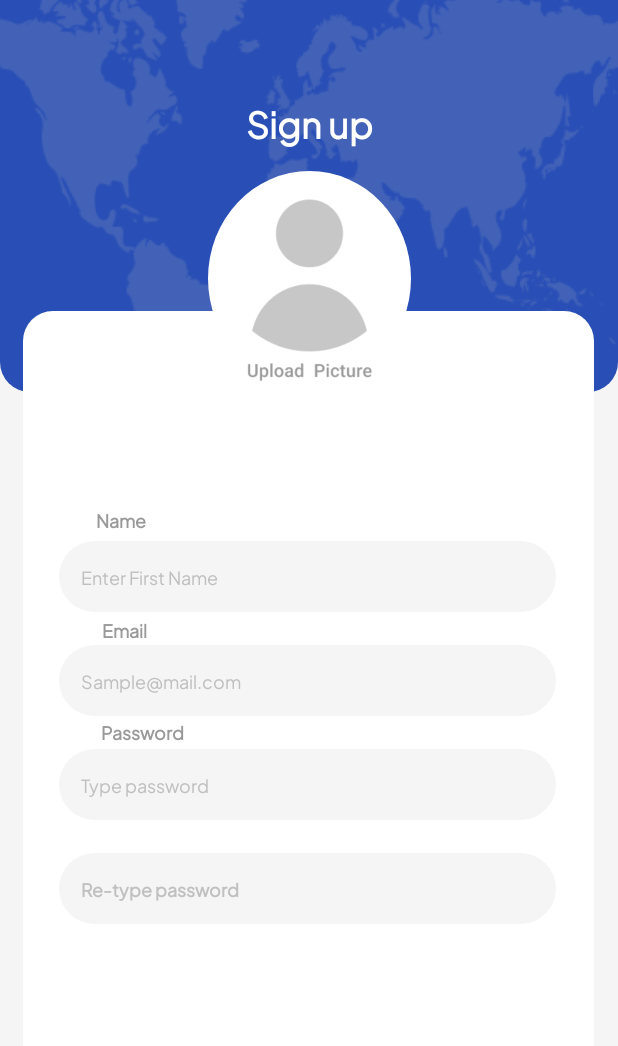
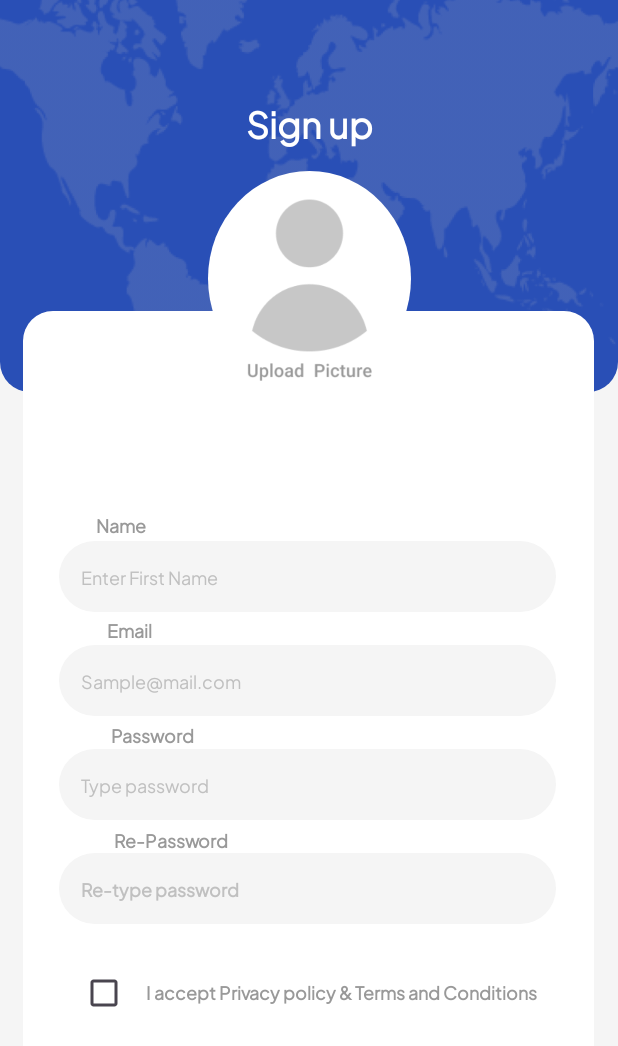
Before and after one commit to alimbeker/CrimeApp, an Android app: the fragment LoginFragment shown on its own in the app's theme, on a phone screen of 412 x 824 dp. Shown: the top 1046 px of the screen. Run offline under Robolectric (Android 15) with nearby library versions, the phone set to English and light mode, and no system bars.

Commit message:
make fragment_login

```diff
--- a/app/src/main/res/layout/fragment_login.xml
+++ b/app/src/main/res/layout/fragment_login.xml
@@ -1,9 +1,9 @@
 <?xml version="1.0" encoding="utf-8"?>
 <androidx.constraintlayout.widget.ConstraintLayout xmlns:android="http://schemas.android.com/apk/res/android"
+    xmlns:app="http://schemas.android.com/apk/res-auto"
     xmlns:tools="http://schemas.android.com/tools"
     android:layout_width="match_parent"
     android:layout_height="match_parent"
-    xmlns:app="http://schemas.android.com/apk/res-auto"
     android:background="#F5F5F5"
     tools:context=".presentation.LoginFragment">
 
@@ -26,8 +26,8 @@
         android:fontFamily="@font/plusjakartasans_regular"
         android:text="@string/sign_up"
         android:textColor="@color/white"
+        android:textSize="24sp"
         android:textStyle="bold"
-        android:textSize="24sp"
         app:layout_constraintEnd_toEndOf="parent"
         app:layout_constraintStart_toStartOf="parent"
         app:layout_constraintTop_toTopOf="parent" />
@@ -36,9 +36,9 @@
         android:layout_width="match_parent"
         android:layout_height="551dp"
         android:layout_marginStart="15dp"
+        android:layout_marginTop="175dp"
         android:layout_marginEnd="16dp"
         android:layout_marginBottom="34dp"
-        android:layout_marginTop="175dp"
         android:background="@drawable/back_shape_earth"
         app:layout_constraintBottom_toBottomOf="parent"
         app:layout_constraintEnd_toEndOf="parent"
@@ -49,12 +49,12 @@
         <TextView
             android:layout_width="wrap_content"
             android:layout_height="wrap_content"
-            android:layout_marginTop="130dp"
+            android:layout_marginTop="133dp"
             android:fontFamily="@font/plusjakartasans_regular"
             android:text="@string/name"
             android:textColor="@color/layout_head_text"
+            android:textSize="12sp"
             android:textStyle="bold"
-            android:textSize="12sp"
             app:layout_constraintEnd_toEndOf="parent"
 
             app:layout_constraintHorizontal_bias="0.140"
@@ -86,13 +86,14 @@
             android:fontFamily="@font/plusjakartasans_regular"
             android:text="@string/email"
             android:textColor="@color/layout_head_text"
+            android:textSize="12sp"
             android:textStyle="bold"
-            android:textSize="12sp"
             app:layout_constraintEnd_toEndOf="parent"
 
-            app:layout_constraintHorizontal_bias="0.150"
+            app:layout_constraintHorizontal_bias="0.160"
             app:layout_constraintStart_toStartOf="parent"
             app:layout_constraintTop_toTopOf="parent" />
+
         <EditText
             android:id="@+id/email"
             android:layout_width="match_parent"
@@ -110,18 +111,19 @@
             app:layout_constraintEnd_toEndOf="parent"
             app:layout_constraintStart_toStartOf="parent"
             app:layout_constraintTop_toBottomOf="@id/name" />
+
         <TextView
             android:layout_width="wrap_content"
             android:layout_height="wrap_content"
-            android:layout_marginTop="271dp"
+            android:layout_marginTop="273dp"
             android:fontFamily="@font/plusjakartasans_regular"
             android:text="@string/password"
             android:textColor="@color/layout_head_text"
+            android:textSize="12sp"
             android:textStyle="bold"
-            android:textSize="12sp"
             app:layout_constraintEnd_toEndOf="parent"
 
-            app:layout_constraintHorizontal_bias="0.160"
+            app:layout_constraintHorizontal_bias="0.180"
             app:layout_constraintStart_toStartOf="parent"
             app:layout_constraintTop_toTopOf="parent" />
 
@@ -143,6 +145,20 @@
             app:layout_constraintStart_toStartOf="parent"
             app:layout_constraintTop_toBottomOf="@id/email" />
 
+        <TextView
+            android:layout_width="wrap_content"
+            android:layout_height="wrap_content"
+            android:layout_marginTop="343dp"
+            android:fontFamily="@font/plusjakartasans_regular"
+            android:text="@string/re_password"
+            android:textColor="@color/layout_head_text"
+            android:textSize="12sp"
+            android:textStyle="bold"
+            app:layout_constraintEnd_toEndOf="parent"
+            app:layout_constraintHorizontal_bias="0.2"
+            app:layout_constraintStart_toStartOf="parent"
+            app:layout_constraintTop_toTopOf="parent" />
+
         <EditText
             android:id="@+id/re_password"
             android:layout_width="match_parent"
@@ -152,15 +168,44 @@
             android:layout_marginEnd="25dp"
             android:background="@drawable/shape_login_layout"
             android:fontFamily="@font/plusjakartasans_regular"
-            android:textStyle="bold"
             android:hint="@string/re_type_password"
             android:inputType="textPersonName|textCapWords"
             android:textColor="@color/black"
             android:textColorHint="@color/hint_color"
             android:textSize="12sp"
+            android:textStyle="bold"
             app:layout_constraintEnd_toEndOf="parent"
             app:layout_constraintStart_toStartOf="parent"
             app:layout_constraintTop_toBottomOf="@id/password" />
+
+
+
+        <CheckBox
+            android:id="@+id/checkbox"
+            android:layout_width="wrap_content"
+            android:layout_height="wrap_content"
+            android:layout_marginTop="22dp"
+            android:layout_marginLeft="30dp"
+            app:layout_constraintStart_toStartOf="parent"
+            app:layout_constraintTop_toBottomOf="@+id/re_password" />
+
+
+        <TextView
+            android:id="@+id/privacy"
+            android:layout_width="wrap_content"
+            android:layout_height="wrap_content"
+            android:layout_marginTop="36dp"
+            android:layout_marginLeft="54dp"
+            android:fontFamily="@font/plusjakartasans_regular"
+            android:text="@string/privacy"
+            android:textColor="@color/layout_head_text"
+            android:textSize="12sp"
+            android:textStyle="bold"
+            app:layout_constraintEnd_toEndOf="parent"
+            app:layout_constraintHorizontal_bias="0.425"
+            app:layout_constraintStart_toStartOf="parent"
+            app:layout_constraintTop_toBottomOf="@id/re_password" />
+
 
     </androidx.constraintlayout.widget.ConstraintLayout>
 
--- a/app/src/main/res/values/strings.xml
+++ b/app/src/main/res/values/strings.xml
@@ -31,4 +31,6 @@
     <string name="name">Name</string>
     <string name="email">Email</string>
     <string name="password">Password</string>
+    <string name="re_password">Re-Password</string>
+    <string name="privacy"><![CDATA[I accept Privacy policy & Terms and Conditions]]></string>
 </resources>
```
